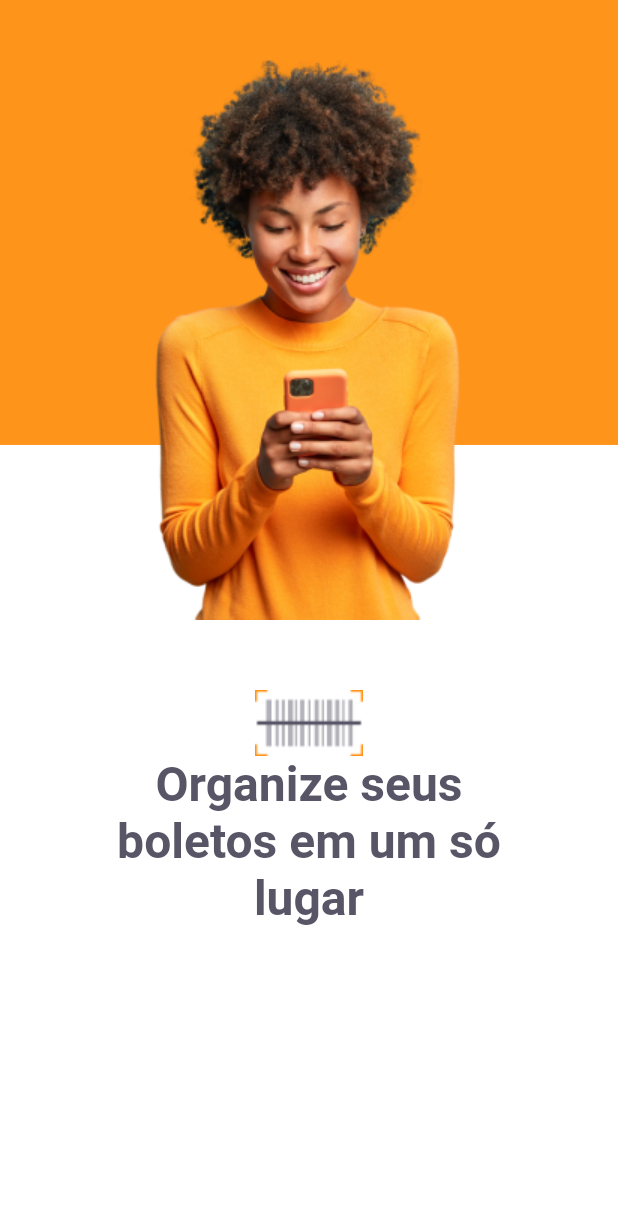
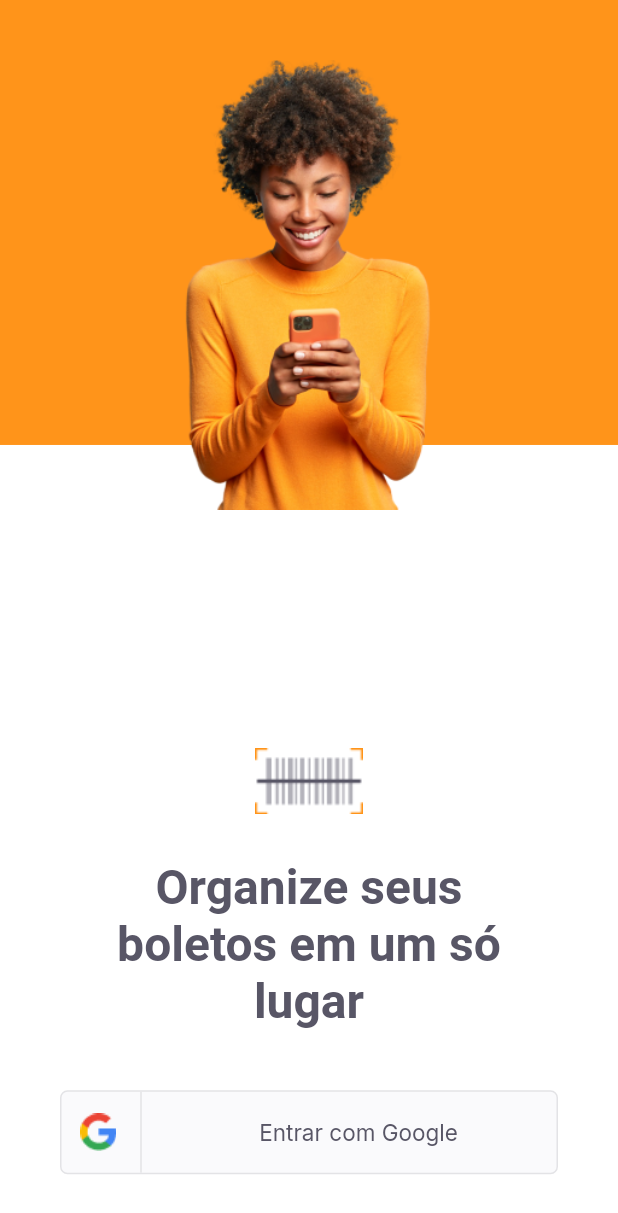
Before and after one commit to hpzynha/payflow, a Flutter app: the screen it shows after launch, on a phone screen of 412 x 824 dp. Shown: the top 1213 px of the screen. Run offline on Flutter 3.47's test engine with Material 2 defaults, Android fonts, the phone set to English and light mode, and no system bars; our stand-ins replace google_fonts.

Commit message:
Final Aula 2

```diff
--- /dev/null
+++ b/lib/modules/home/home_page.dart
@@ -0,0 +1,13 @@
+import 'package:flutter/material.dart';
+
+class HomePage extends StatelessWidget {
+  const HomePage({Key? key}) : super(key: key);
+
+  @override
+  Widget build(BuildContext context) {
+    return Scaffold(
+        appBar: AppBar(
+      title: Text("HomePage"),
+    ));
+  }
+}
--- a/lib/modules/login/login_page.dart
+++ b/lib/modules/login/login_page.dart
@@ -2,6 +2,7 @@ import 'package:flutter/material.dart';
 import 'package:payflow/shared/themes/app_colors.dart';
 import 'package:payflow/shared/themes/app_images.dart';
 import 'package:payflow/shared/themes/app_text_styles.dart';
+import 'package:payflow/shared/widgets/social_login/social_login_button.dart';
 
 class LoginPage extends StatefulWidget {
   const LoginPage({Key? key}) : super(key: key);
@@ -33,10 +34,10 @@ class _LoginPageState extends State<LoginPage> {
                 child: Image.asset(
                   AppImages.person,
                   width: 208,
-                  height: 373,
+                  height: 300,
                 )),
             Positioned(
-              bottom: size.height * 0.25,
+              bottom: size.height * 0.05,
               left: 0,
               right: 0,
               child: Column(
@@ -45,13 +46,23 @@ class _LoginPageState extends State<LoginPage> {
                 children: [
                   Image.asset(AppImages.logomini),
                   Padding(
-                    padding: const EdgeInsets.only(left: 70, right: 70),
+                    padding:
+                        const EdgeInsets.only(top: 30, left: 70, right: 70),
                     child: Text(
                       "Organize seus boletos em um só lugar",
                       textAlign: TextAlign.center,
                       style: TextStyles.titleHome,
                     ),
-                  )
+                  ),
+                  Padding(
+                    padding:
+                        const EdgeInsets.only(left: 40, right: 40, top: 40),
+                    child: SocialLoginButton(
+                      onTap: () {
+                        print("clicou");
+                      },
+                    ),
+                  ),
                 ],
               ),
             )
--- /dev/null
+++ b/lib/shared/widgets/social_login/social_login_button.dart
@@ -0,0 +1,59 @@
+import 'package:flutter/material.dart';
+import 'package:payflow/shared/themes/app_colors.dart';
+import 'package:payflow/shared/themes/app_images.dart';
+import 'package:payflow/shared/themes/app_text_styles.dart';
+
+class SocialLoginButton extends StatelessWidget {
+  final VoidCallback onTap;
+  const SocialLoginButton({Key? key, required this.onTap}) : super(key: key);
+
+  @override
+  Widget build(BuildContext context) {
+    return InkWell(
+      onTap: onTap,
+      child: Container(
+        height: 56,
+        decoration: BoxDecoration(
+            color: AppColors.shape,
+            borderRadius: BorderRadius.circular(5),
+            border: Border.fromBorderSide(
+              BorderSide(
+                color: AppColors.stroke,
+              ),
+            )),
+        child: Row(
+          children: [
+            Expanded(
+                flex: 1,
+                child: Row(
+                  mainAxisAlignment: MainAxisAlignment.center,
+                  children: [
+                    Image.asset(AppImages.google),
+                    SizedBox(
+                      width: 16,
+                    ),
+                    Container(
+                      height: 56,
+                      width: 1,
+                      color: AppColors.stroke,
+                    )
+                  ],
+                )),
+            Expanded(
+              flex: 4,
+              child: Row(
+                mainAxisAlignment: MainAxisAlignment.center,
+                children: [
+                  Text(
+                    "Entrar com Google",
+                    style: TextStyles.buttonGray,
+                  ),
+                ],
+              ),
+            ),
+          ],
+        ),
+      ),
+    );
+  }
+}
```
Also changed, not shown: pubspec.lock, 3 other files.
